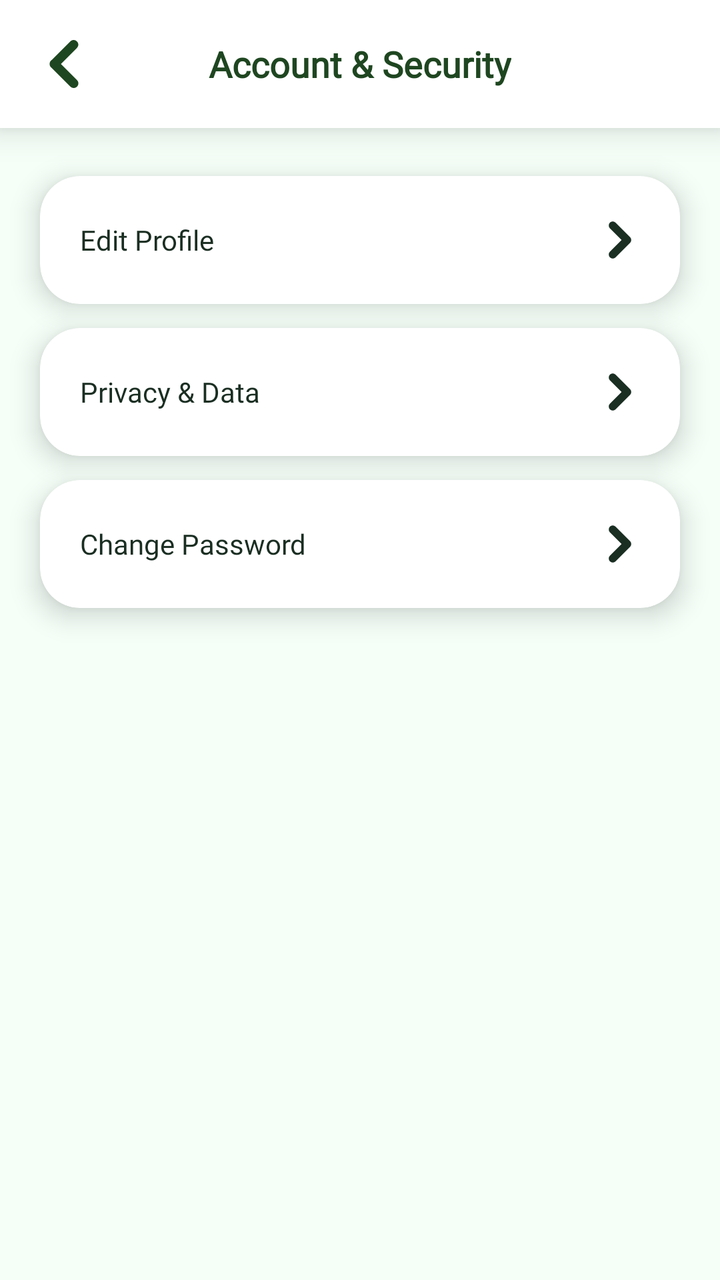
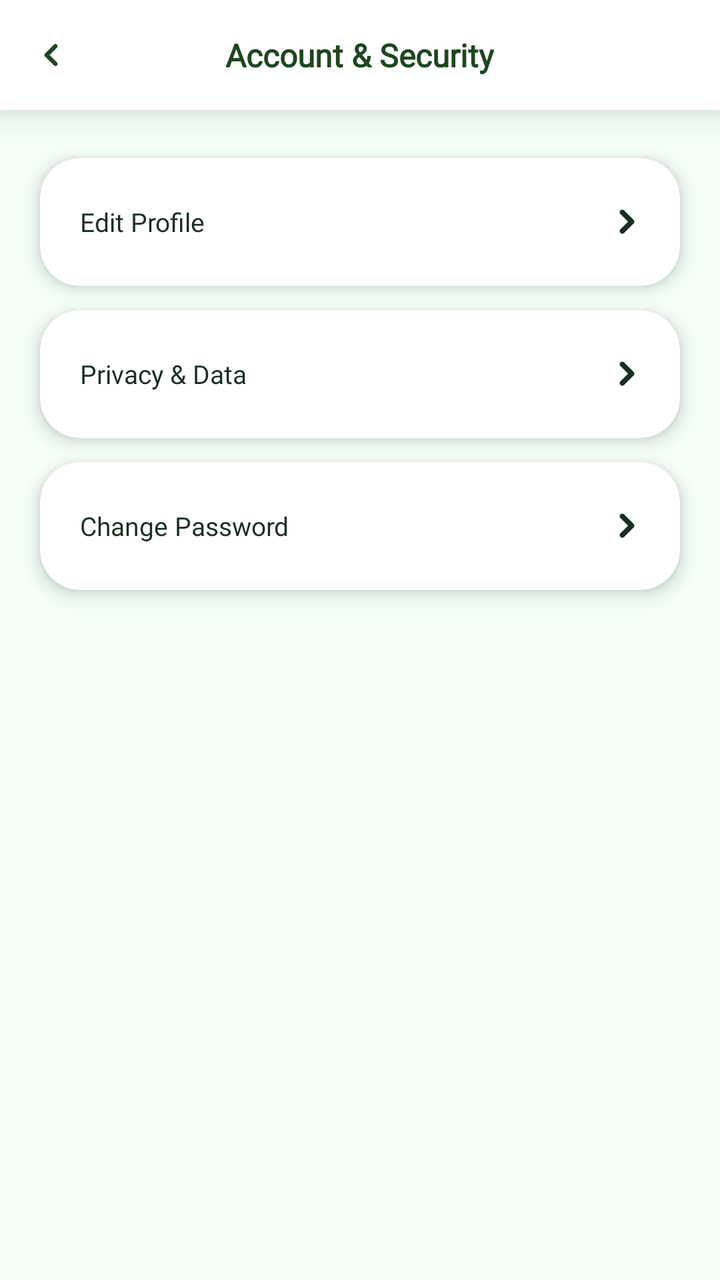

Before-and-after screenshots of an Android layout around one commit, followed by the original layout XML and the change that was made.
<!-- AndroidManifest.xml: application theme Theme.SmartGrow -->
<!-- res/layout/fragment_account_security.xml -->
<?xml version="1.0" encoding="utf-8"?>
<LinearLayout
    xmlns:android="http://schemas.android.com/apk/res/android"
    xmlns:app="http://schemas.android.com/apk/res-auto"
    xmlns:tools="http://schemas.android.com/tools"

    android:layout_width="match_parent"
    android:layout_height="match_parent"
    android:orientation="vertical"

    android:background="@color/app_background"

    android:clipChildren="false"
    android:clipToPadding="false">


    

    <com.google.android.material.card.MaterialCardView

        android:layout_width="match_parent"
        android:layout_height="64dp"

        app:cardBackgroundColor="@color/card_background"
        app:cardElevation="10dp"
        app:cardCornerRadius="0dp"
        app:strokeWidth="0dp">

        <RelativeLayout

            android:layout_width="match_parent"
            android:layout_height="match_parent">


            

            <ImageView

                android:id="@+id/btn_back_account_security"

                android:layout_width="48dp"
                android:layout_height="48dp"

                android:layout_alignParentStart="true"
                android:layout_centerVertical="true"

                android:layout_marginStart="8dp"

                android:background="?attr/selectableItemBackgroundBorderless"

                android:clickable="true"
                android:focusable="true"

                android:padding="12dp"

                android:src="@drawable/ic_back"

                app:tint="@color/primary_green"

                android:contentDescription="Go back" />


            

            <TextView

                android:id="@+id/tv_account_security_title"

                android:layout_width="wrap_content"
                android:layout_height="wrap_content"

                android:layout_centerInParent="true"

                android:fontFamily="@font/inter_extrabold"

                android:text="Account &amp; Security"

                android:textColor="@color/primary_green"

                android:textSize="18sp"

                android:textStyle="bold" />

        </RelativeLayout>

    </com.google.android.material.card.MaterialCardView>


    

    <androidx.core.widget.NestedScrollView

        android:layout_width="match_parent"
        android:layout_height="0dp"

        android:layout_weight="1"

        android:fillViewport="true"
        android:overScrollMode="never"

        android:clipToPadding="false">


        <LinearLayout

            android:layout_width="match_parent"
            android:layout_height="wrap_content"

            android:orientation="vertical"

            android:paddingHorizontal="20dp"
            android:paddingTop="24dp"
            android:paddingBottom="40dp"

            android:clipChildren="false"
            android:clipToPadding="false">


            

            <com.google.android.material.card.MaterialCardView

                android:id="@+id/btn_security_edit_profile"

                android:layout_width="match_parent"
                android:layout_height="wrap_content"

                android:layout_marginBottom="12dp"

                android:clickable="true"
                android:focusable="true"

                android:foreground="?attr/selectableItemBackground"

                app:cardBackgroundColor="@color/card_background"

                app:cardCornerRadius="20dp"

                app:cardElevation="8dp"

                app:strokeWidth="0dp">


                <RelativeLayout

                    android:layout_width="match_parent"
                    android:layout_height="wrap_content"

                    android:minHeight="64dp"

                    android:paddingHorizontal="20dp"
                    android:paddingVertical="12dp">


                    <TextView

                        android:layout_width="wrap_content"
                        android:layout_height="wrap_content"

                        android:layout_centerVertical="true"

                        android:fontFamily="@font/inter_extrabold"

                        android:text="Edit Profile"

                        android:textColor="@color/text_primary"

                        android:textSize="14sp" />


                    <ImageView

                        android:layout_width="20dp"
                        android:layout_height="20dp"

                        android:layout_alignParentEnd="true"
                        android:layout_centerVertical="true"

                        android:src="@drawable/ic_next"

                        app:tint="@color/text_primary"

                        android:contentDescription="Open Edit Profile" />

                </RelativeLayout>

            </com.google.android.material.card.MaterialCardView>


            

            <com.google.android.material.card.MaterialCardView

                android:id="@+id/btn_security_privacy"

                android:layout_width="match_parent"
                android:layout_height="wrap_content"

                android:layout_marginBottom="12dp"

                android:clickable="true"
                android:focusable="true"

                android:foreground="?attr/selectableItemBackground"

                app:cardBackgroundColor="@color/card_background"

                app:cardCornerRadius="20dp"

                app:cardElevation="8dp"

                app:strokeWidth="0dp">


                <RelativeLayout

                    android:layout_width="match_parent"
                    android:layout_height="wrap_content"

                    android:minHeight="64dp"

                    android:paddingHorizontal="20dp"
                    android:paddingVertical="12dp">


                    <TextView

                        android:layout_width="wrap_content"
                        android:layout_height="wrap_content"

                        android:layout_centerVertical="true"

                        android:fontFamily="@font/inter_extrabold"

                        android:text="Privacy &amp; Data"

                        android:textColor="@color/text_primary"

                        android:textSize="14sp" />


                    <ImageView

                        android:layout_width="20dp"
                        android:layout_height="20dp"

                        android:layout_alignParentEnd="true"
                        android:layout_centerVertical="true"

                        android:src="@drawable/ic_next"

                        app:tint="@color/text_primary"

                        android:contentDescription="Open Privacy and Data" />

                </RelativeLayout>

            </com.google.android.material.card.MaterialCardView>


            

            <com.google.android.material.card.MaterialCardView

                android:id="@+id/btn_security_password"

                android:layout_width="match_parent"
                android:layout_height="wrap_content"

                android:layout_marginBottom="12dp"

                android:clickable="true"
                android:focusable="true"

                android:foreground="?attr/selectableItemBackground"

                app:cardBackgroundColor="@color/card_background"

                app:cardCornerRadius="20dp"

                app:cardElevation="8dp"

                app:strokeWidth="0dp">


                <RelativeLayout

                    android:layout_width="match_parent"
                    android:layout_height="wrap_content"

                    android:minHeight="64dp"

                    android:paddingHorizontal="20dp"
                    android:paddingVertical="12dp">


                    <TextView

                        android:layout_width="wrap_content"
                        android:layout_height="wrap_content"

                        android:layout_centerVertical="true"

                        android:fontFamily="@font/inter_extrabold"

                        android:text="Change Password"

                        android:textColor="@color/text_primary"

                        android:textSize="14sp" />


                    <ImageView

                        android:layout_width="20dp"
                        android:layout_height="20dp"

                        android:layout_alignParentEnd="true"
                        android:layout_centerVertical="true"

                        android:src="@drawable/ic_next"

                        app:tint="@color/text_primary"

                        android:contentDescription="Open Change Password" />

                </RelativeLayout>

            </com.google.android.material.card.MaterialCardView>


        </LinearLayout>

    </androidx.core.widget.NestedScrollView>

</LinearLayout>
<!-- resources referenced by this layout -->
<resources>
  <color name="app_background">#F5FFF8</color>
  <color name="card_background">#FFFFFF</color>
  <color name="primary_green">#1e4620</color>
  <color name="text_primary">#1A2E22</color>
  <!-- drawable ic_next (drawable) -->
  <vector xmlns:android="http://schemas.android.com/apk/res/android"
      android:width="512dp"
      android:height="512dp"
      android:viewportWidth="512"
      android:viewportHeight="512">
    <path
        android:pathData="M276.16,256C274.83,252.53 267.27,246.59 264.35,243.68C254.99,234.34 245.68,224.95 236.29,215.64C210.71,190.25 185.49,164.51 159.84,139.2C151.75,131.23 143.69,123.21 135.74,115.11C130.44,109.72 124.46,104.67 120.34,98.26C99.84,66.31 120.04,21.84 158.74,19.13C189.76,16.96 206.2,41.52 226.05,60.82C270.67,104.2 314.25,148.77 358.14,192.89C377.28,212.13 402.48,230.4 399.86,260.68C397.99,282.31 381.45,295.93 367.03,310.22C339.95,337.06 313.02,364.07 286.12,391.1C265.21,412.11 244.07,432.89 223.24,453.98C212.57,464.78 200.84,479.27 187.65,486.69C171.4,495.83 151.03,494.62 135.4,484.86C116.47,473.03 106.95,447.6 114.28,426.34C117.58,416.74 123.27,409.4 130.33,402.23C165.04,366.96 200.37,332.3 235.35,297.3C245.02,287.64 254.67,277.96 264.35,268.32C267.27,265.41 274.83,259.48 276.16,256Z"
        android:strokeLineJoin="round"
        android:strokeWidth="0.25"
        android:fillColor="#000000"
        android:fillType="evenOdd"
        android:strokeColor="#000000"/>
  </vector>
  <style name="Theme.SmartGrow" parent="Base.Theme.SmartGrow" />
  <style name="Base.Theme.SmartGrow" parent="Theme.Material3.DayNight.NoActionBar">
          <item name="android:windowBackground">@color/app_background</item>
          <item name="android:windowDisablePreview">true</item>
  
          
          <item name="android:statusBarColor">@color/app_background</item>
          <item name="android:windowLightStatusBar">true</item>
  
          
          <item name="android:navigationBarColor">@color/app_background</item>
          <item name="android:windowLightNavigationBar" ns0:targetApi="o_mr1">true</item>
  
          <item name="android:windowDrawsSystemBarBackgrounds">true</item>
          <item name="android:windowTranslucentStatus">false</item>
          <item name="android:windowTranslucentNavigation">false</item>
  
          
          <item name="popupMenuStyle">@style/ModernPopupMenuStyle</item>
      </style>
  <style name="ModernPopupMenuStyle" parent="Widget.Material3.PopupMenu">
          <item name="android:popupBackground">@android:color/white</item>
      </style>
  <!-- unchanged entries left out for length: 1 -->
</resources>

<!-- the commit's change to res/layout/fragment_account_security.xml (unified diff, before → after) -->
@@ -19,7 +19,7 @@
     <com.google.android.material.card.MaterialCardView
 
         android:layout_width="match_parent"
-        android:layout_height="64dp"
+        android:layout_height="55dp"
 
         app:cardBackgroundColor="@color/card_background"
         app:cardElevation="10dp"
@@ -38,8 +38,8 @@
 
                 android:id="@+id/btn_back_account_security"
 
-                android:layout_width="48dp"
-                android:layout_height="48dp"
+                android:layout_width="35dp"
+                android:layout_height="35dp"
 
                 android:layout_alignParentStart="true"
                 android:layout_centerVertical="true"
@@ -77,7 +77,7 @@
 
                 android:textColor="@color/primary_green"
 
-                android:textSize="18sp"
+                android:textSize="16sp"
 
                 android:textStyle="bold" />
 
@@ -136,7 +136,7 @@
 
                 app:cardCornerRadius="20dp"
 
-                app:cardElevation="8dp"
+                app:cardElevation="5dp"
 
                 app:strokeWidth="0dp">
 
@@ -165,13 +165,13 @@
 
                         android:textColor="@color/text_primary"
 
-                        android:textSize="14sp" />
+                        android:textSize="13sp" />
 
 
                     <ImageView
 
-                        android:layout_width="20dp"
-                        android:layout_height="20dp"
+                        android:layout_width="13dp"
+                        android:layout_height="13dp"
 
                         android:layout_alignParentEnd="true"
                         android:layout_centerVertical="true"
@@ -207,7 +207,7 @@
 
                 app:cardCornerRadius="20dp"
 
-                app:cardElevation="8dp"
+                app:cardElevation="5dp"
 
                 app:strokeWidth="0dp">
 
@@ -236,13 +236,13 @@
 
                         android:textColor="@color/text_primary"
 
-                        android:textSize="14sp" />
+                        android:textSize="13sp" />
 
 
                     <ImageView
 
-                        android:layout_width="20dp"
-                        android:layout_height="20dp"
+                        android:layout_width="13dp"
+                        android:layout_height="13dp"
 
                         android:layout_alignParentEnd="true"
                         android:layout_centerVertical="true"
@@ -278,7 +278,7 @@
 
                 app:cardCornerRadius="20dp"
 
-                app:cardElevation="8dp"
+                app:cardElevation="5dp"
 
                 app:strokeWidth="0dp">
 
@@ -307,13 +307,13 @@
 
                         android:textColor="@color/text_primary"
 
-                        android:textSize="14sp" />
+                        android:textSize="13sp" />
 
 
                     <ImageView
 
-                        android:layout_width="20dp"
-                        android:layout_height="20dp"
+                        android:layout_width="13dp"
+                        android:layout_height="13dp"
 
                         android:layout_alignParentEnd="true"
                         android:layout_centerVertical="true"
